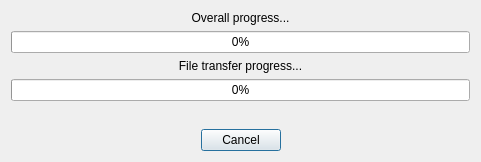
Qt form src/ui/kurir_send.ui (jamshu/kurir) before a commit.
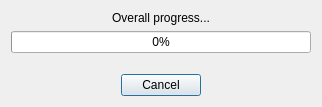
The same form after that commit. Icons and pictures are not drawn.

Diff of the .ui file:
```diff
--- a/src/ui/kurir_send.ui
+++ b/src/ui/kurir_send.ui
@@ -6,8 +6,8 @@
    <rect>
     <x>0</x>
     <y>0</y>
-    <width>481</width>
-    <height>162</height>
+    <width>322</width>
+    <height>107</height>
    </rect>
   </property>
   <property name="windowTitle">
@@ -17,6 +17,12 @@
    <iconset resource="resources/kurir.qrc">
     <normaloff>:/kurir/email_go.png</normaloff>:/kurir/email_go.png</iconset>
   </property>
+  <property name="sizeGripEnabled">
+   <bool>false</bool>
+  </property>
+  <property name="modal">
+   <bool>true</bool>
+  </property>
   <layout class="QVBoxLayout" name="verticalLayout">
    <item>
     <widget class="QLabel" name="labelOverall">
@@ -28,28 +34,17 @@
      </property>
     </widget>
    </item>
-   <item>
-    <widget class="QProgressBar" name="progressOverall">
-     <property name="value">
-      <number>0</number>
-     </property>
-    </widget>
-   </item>
-   <item>
-    <widget class="QLabel" name="labelTransfer">
-     <property name="text">
-      <string>File transfer progress...</string>
-     </property>
-     <property name="alignment">
-      <set>Qt::AlignCenter</set>
-     </property>
-    </widget>
-   </item>
    <item>
     <widget class="QProgressBar" name="progressTransfer">
      <property name="value">
       <number>0</number>
      </property>
+     <property name="textVisible">
+      <bool>true</bool>
+     </property>
+     <property name="invertedAppearance">
+      <bool>false</bool>
+     </property>
     </widget>
    </item>
    <item>
```
